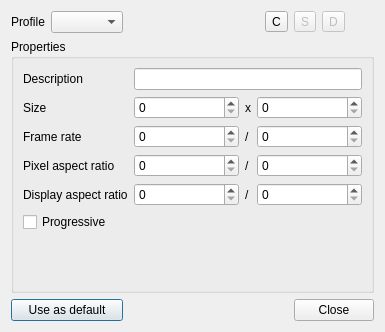
This is src/widgets/profiledialog_ui.ui in KDE/kdenlive as Qt 5 draws it before an edit. The edited form follows.
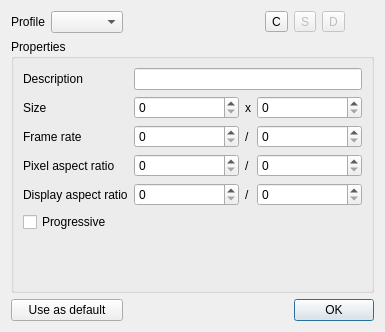
This is the edited form. Custom widgets are drawn as their Qt base class.

Commit message: Ask to save profile before closing profiles dialog, default to pal dv when profile is not found. Should fix: http://www.kdenlive.org/mantis/view.php?id=354 http://www.kdenlive.org/mantis/view.php?id=359

The edit to the form file:
```diff
--- a/src/widgets/profiledialog_ui.ui
+++ b/src/widgets/profiledialog_ui.ui
@@ -229,7 +229,7 @@
       <enum>Qt::Horizontal</enum>
      </property>
      <property name="standardButtons" >
-      <set>QDialogButtonBox::Close</set>
+      <set>QDialogButtonBox::Ok</set>
      </property>
     </widget>
    </item>
```
The commit also changes 2 other files.
